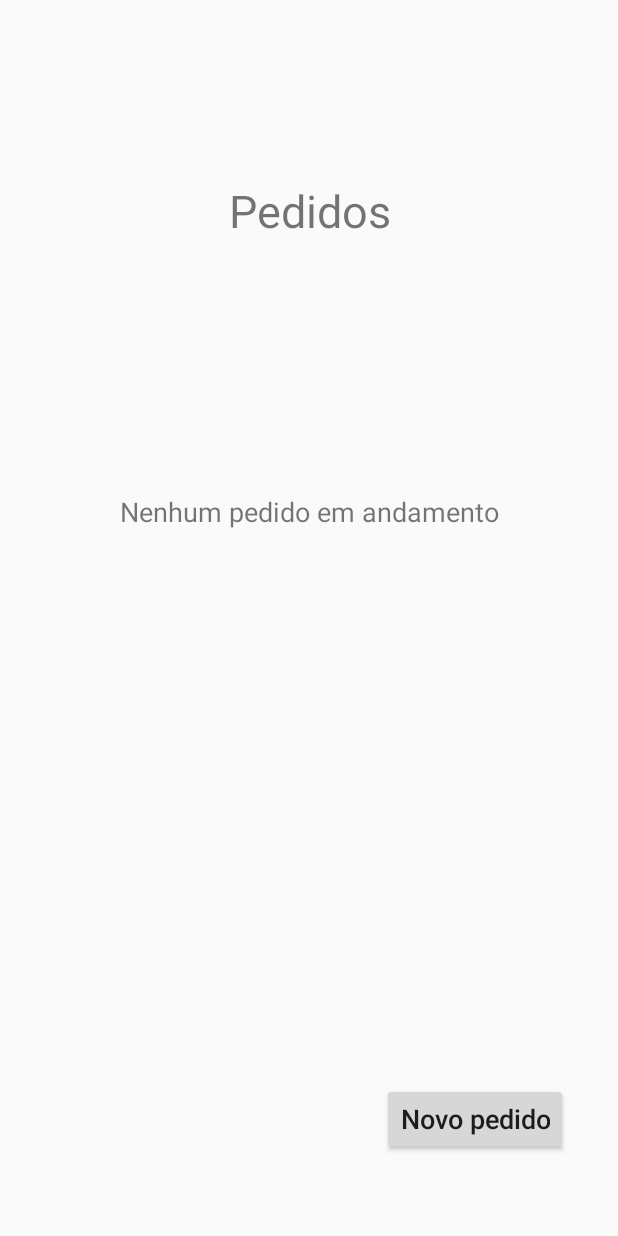
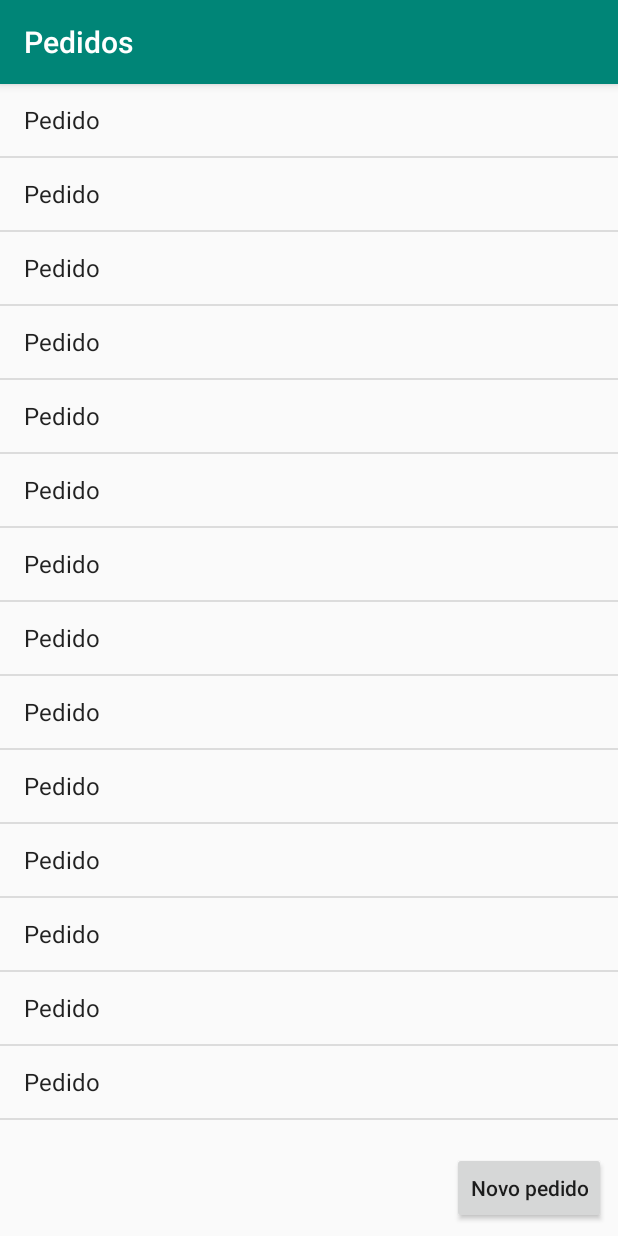
Before and after one commit to pcdateixeira/deliverybagual, an Android app: the screen it shows after launch (ListaPedidos), on a phone screen of 412 x 824 dp. Run offline under Robolectric (Android 15) with nearby library versions, the phone set to English and light mode, and no system bars.

Commit message:
Ajusta constraints dos layouts; Adiciona barra de titulos nas telas; Muda estilo dos botoes para nao exibir texto em caixa alta.

```diff
--- a/app/src/main/java/com/example/deliverybagual/ListaPedidos.java
+++ b/app/src/main/java/com/example/deliverybagual/ListaPedidos.java
@@ -5,27 +5,37 @@ import androidx.appcompat.app.AppCompatActivity;
 import android.content.Intent;
 import android.os.Bundle;
 import android.view.View;
+import android.widget.ArrayAdapter;
 import android.widget.Button;
+import android.widget.ListView;
 import android.widget.TextView;
 
+import java.util.ArrayList;
+import java.util.Arrays;
+import java.util.List;
+
 public class ListaPedidos extends AppCompatActivity {
-
-    private TextView tituloPedido;
-    private Button botaoNovoPedido;
 
     @Override
     protected void onCreate(Bundle savedInstanceState) {
         super.onCreate(savedInstanceState);
         setContentView(R.layout.lista_pedidos);
+        this.setTitle("Pedidos");
 
-        tituloPedido = findViewById(R.id.tituloPedidos); // ID from component
-        botaoNovoPedido = findViewById(R.id.botaoNovoPedido);
+        List<String> pedidos = new ArrayList<>(Arrays.asList("Pedido"));
+        for (int i = 0; i < 30; i++) {
+            pedidos.add("Pedido");
+        }
+        ListView listView = (ListView) findViewById(R.id.pedidos_list_view);
+
+        ArrayAdapter<String> adapter = new ArrayAdapter<String>(this, android.R.layout.simple_list_item_1, pedidos);
+        listView.setAdapter(adapter);
     }
 
-    public void NovoPedido(View view)
+    public void novoPedido(View view)
     {
         Intent i = new Intent(this, AdicionarItem.class);
-        i.putExtra("data", tituloPedido.getText().toString());
+        //i.putExtra("data", tituloPedido.getText().toString());
         startActivity(i);
     }
 }
--- a/app/src/main/res/layout/lista_pedidos.xml
+++ b/app/src/main/res/layout/lista_pedidos.xml
@@ -7,47 +7,24 @@
     tools:context=".ListaPedidos">
 
     <Button
-        android:id="@+id/botaoNovoPedido"
+        android:id="@+id/novo_pedido_button"
         android:layout_width="wrap_content"
         android:layout_height="wrap_content"
-        android:layout_marginEnd="33dp"
-        android:layout_marginRight="33dp"
-        android:layout_marginBottom="54dp"
-        android:onClick="NovoPedido"
-        android:text="@string/novopedido"
-        android:textSize="18sp"
+        android:layout_marginEnd="8dp"
+        android:layout_marginRight="8dp"
+        android:layout_marginBottom="8dp"
+        android:onClick="novoPedido"
+        android:text="Novo pedido"
         app:layout_constraintBottom_toBottomOf="parent"
         app:layout_constraintEnd_toEndOf="parent" />
 
-    <TextView
-        android:id="@+id/tituloPedidos"
-        android:layout_width="wrap_content"
-        android:layout_height="wrap_content"
-        android:layout_marginStart="151dp"
-        android:layout_marginLeft="151dp"
-        android:layout_marginTop="120dp"
-        android:layout_marginEnd="151dp"
-        android:layout_marginRight="151dp"
-        android:gravity="center_horizontal"
-        android:text="@string/pedidos"
-        android:textSize="30sp"
+    <ListView
+        android:id="@+id/pedidos_list_view"
+        android:layout_width="0dp"
+        android:layout_height="0dp"
+        android:layout_marginBottom="8dp"
+        app:layout_constraintBottom_toTopOf="@+id/novo_pedido_button"
         app:layout_constraintEnd_toEndOf="parent"
         app:layout_constraintStart_toStartOf="parent"
         app:layout_constraintTop_toTopOf="parent" />
-
-    <TextView
-        android:id="@+id/nenhumPedido"
-        android:layout_width="wrap_content"
-        android:layout_height="wrap_content"
-        android:layout_marginStart="105dp"
-        android:layout_marginLeft="105dp"
-        android:layout_marginTop="168dp"
-        android:layout_marginEnd="105dp"
-        android:layout_marginRight="105dp"
-        android:text="@string/listavazia"
-        android:textSize="18sp"
-        app:layout_constraintEnd_toEndOf="parent"
-        app:layout_constraintStart_toStartOf="parent"
-        app:layout_constraintTop_toBottomOf="@+id/tituloPedidos" />
-
 </androidx.constraintlayout.widget.ConstraintLayout>
--- a/app/src/main/res/values/styles.xml
+++ b/app/src/main/res/values/styles.xml
@@ -1,7 +1,7 @@
 <resources>
 
     <!-- Base application theme. -->
-    <style name="AppTheme" parent="Theme.AppCompat.Light.NoActionBar">
+    <style name="AppTheme" parent="Theme.AppCompat.Light.DarkActionBar">
         <!-- Customize your theme here. -->
         <item name="colorPrimary">@color/colorPrimary</item>
         <item name="colorPrimaryDark">@color/colorPrimaryDark</item>
```
Also changed, not shown: app/src/main/AndroidManifest.xml (+11 -5 lines), app/src/main/java/com/example/deliverybagual/AdicionarItem.java (+0 -7 lines), app/src/main/res/layout/adicionar_item.xml (+25 -23 lines), app/src/main/res/layout/adicionar_item_por_tamanho.xml (+11 -17 lines), app/src/main/res/layout/adicionar_item_por_tipo.xml (+24 -29 lines).
